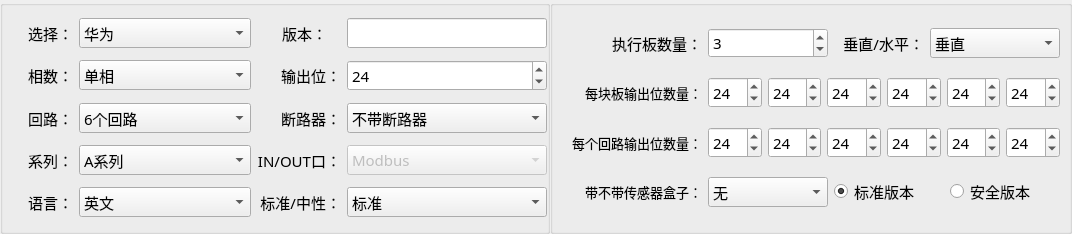
Above: PDU-Settings/home/home_mpduparamwid.ui from ChinaClever/PDU-Settings before the change. Below: the same form after it.
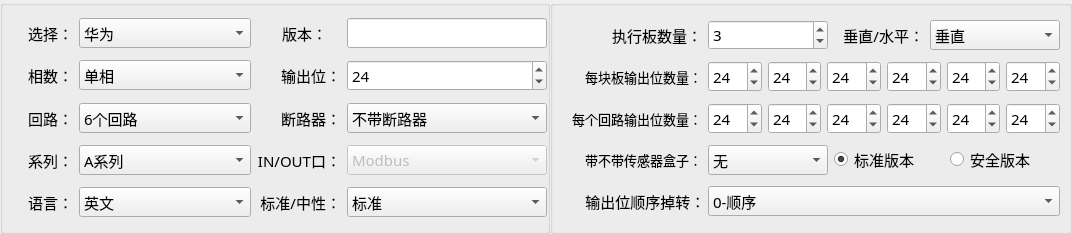
That is the form after the change.

The edit to the form file:
```diff
--- a/PDU-Settings/home/home_mpduparamwid.ui
+++ b/PDU-Settings/home/home_mpduparamwid.ui
@@ -550,8 +550,8 @@
      <property name="title">
       <string/>
      </property>
-     <layout class="QGridLayout" name="gridLayout_2">
-      <item row="0" column="0">
+     <layout class="QVBoxLayout" name="verticalLayout">
+      <item>
        <layout class="QHBoxLayout" name="horizontalLayout_4">
         <item>
          <widget class="QLabel" name="label_91">
@@ -659,7 +659,7 @@
         </item>
        </layout>
       </item>
-      <item row="1" column="0">
+      <item>
        <layout class="QHBoxLayout" name="horizontalLayout">
         <item>
          <widget class="QLabel" name="label_11">
@@ -769,7 +769,7 @@
         </item>
        </layout>
       </item>
-      <item row="2" column="0">
+      <item>
        <layout class="QHBoxLayout" name="horizontalLayout_2">
         <item>
          <widget class="QLabel" name="label_12">
@@ -897,7 +897,7 @@
         </item>
        </layout>
       </item>
-      <item row="3" column="0">
+      <item>
        <layout class="QHBoxLayout" name="horizontalLayout_3">
         <item>
          <widget class="QLabel" name="label_27">
@@ -978,6 +978,37 @@
         </item>
        </layout>
       </item>
+      <item>
+       <layout class="QHBoxLayout" name="horizontalLayout_5">
+        <item>
+         <widget class="QLabel" name="label">
+          <property name="maximumSize">
+           <size>
+            <width>140</width>
+            <height>16777215</height>
+           </size>
+          </property>
+          <property name="text">
+           <string>      输出位顺序掉转：</string>
+          </property>
+         </widget>
+        </item>
+        <item>
+         <widget class="QComboBox" name="opOderBox">
+          <item>
+           <property name="text">
+            <string>0-顺序</string>
+           </property>
+          </item>
+          <item>
+           <property name="text">
+            <string>1-掉转</string>
+           </property>
+          </item>
+         </widget>
+        </item>
+       </layout>
+      </item>
      </layout>
     </widget>
    </item>
```
